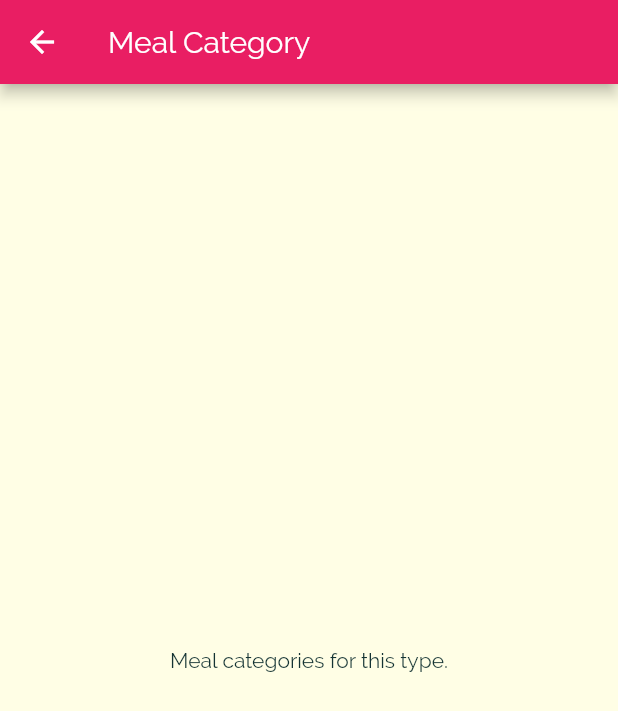
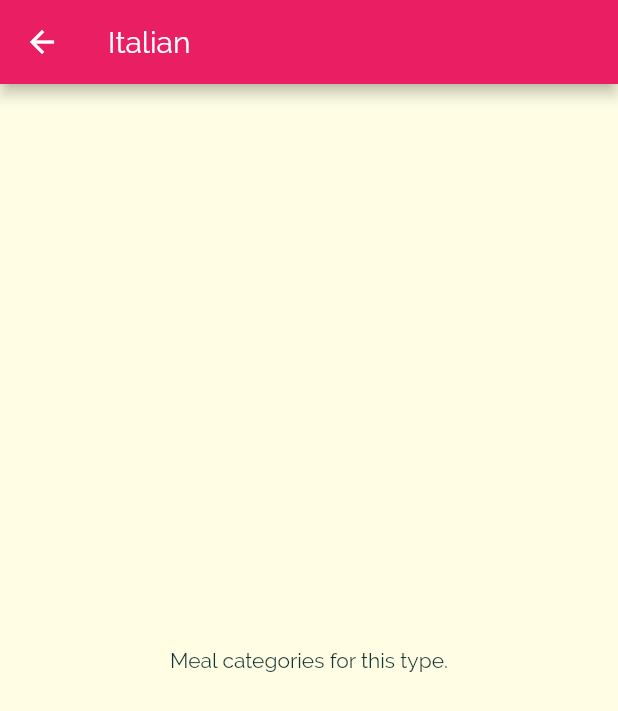
Before and after one commit to Isaacobuya5/meals_mobile_app, a Flutter app: the screen it shows after launch, after a tap on "Italian", on a phone screen of 412 x 824 dp. Shown: the top 711 px of the screen. Run offline on Flutter 3.47's test engine with Material 2 defaults, Android fonts, the phone set to English and light mode, and no system bars.

Commit message:
pass title and id from categories to meal_category via constructor

```diff
--- a/lib/screens/categories.dart
+++ b/lib/screens/categories.dart
@@ -13,7 +13,7 @@ class Categories extends StatelessWidget {
       ),
       body: GridView(
         padding: EdgeInsets.all(15.0),
-        children: DUMMY_CATEGORIES.map((categoryData) => CategoryItem(categoryData.title, categoryData.color))
+        children: DUMMY_CATEGORIES.map((categoryData) => CategoryItem(categoryData.id,categoryData.title, categoryData.color))
         .toList(),
         gridDelegate: SliverGridDelegateWithMaxCrossAxisExtent(
           maxCrossAxisExtent: 200,
--- a/lib/screens/category_item.dart
+++ b/lib/screens/category_item.dart
@@ -3,15 +3,16 @@ import './meal_categories.dart';
 
 class CategoryItem extends StatelessWidget {
 
+  final id;
   final title;
   final Color color;
 
-  CategoryItem(this.title, this.color);
+  CategoryItem(this.id, this.title, this.color);
 
    void selectedCategory(BuildContext context) {
      Navigator.of(context).push(MaterialPageRoute(
        builder: (_) {
-         return MealCategories();
+         return MealCategories(id, title);
        } ));
    }
 
--- a/lib/screens/meal_categories.dart
+++ b/lib/screens/meal_categories.dart
@@ -1,11 +1,16 @@
 import 'package:flutter/material.dart';
 
 class MealCategories extends StatelessWidget {
+
+  final id;
+  final title;
+  MealCategories(this.id, this.title);
+
   @override
   Widget build(BuildContext context) {
     return Scaffold(
         appBar: AppBar(
-          title: Text("Meal Category")
+          title: Text(title)
         ),
         body: Center(
         child: Container(
```
